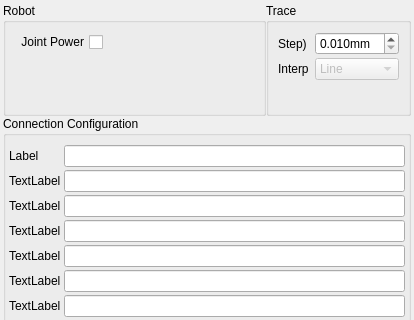
ww4u/megarobostudio, file source/wnd/ui/robocompref.ui: the form before one commit; both pictures show x 0 to 414 and y 0 to 320 of the 414 by 536 pixel window.
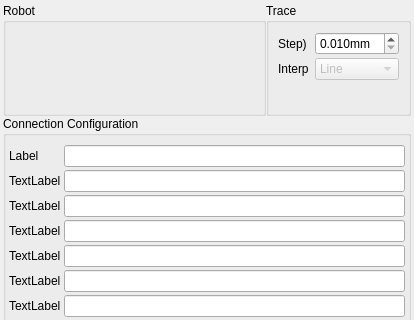
The form after the commit. Custom widgets are drawn as their Qt base class.

Patch:
```diff
--- a/source/wnd/ui/robocompref.ui
+++ b/source/wnd/ui/robocompref.ui
@@ -62,31 +62,8 @@
          <number>3</number>
         </property>
         <item row="0" column="0">
-         <widget class="QCheckBox" name="chkEn">
-          <property name="layoutDirection">
-           <enum>Qt::RightToLeft</enum>
-          </property>
-          <property name="text">
-           <string>Joint Power</string>
-          </property>
-         </widget>
-        </item>
-        <item row="1" column="0">
          <widget class="RobotAddr" name="widget" native="true"/>
         </item>
-        <item row="0" column="1">
-         <spacer name="horizontalSpacer">
-          <property name="orientation">
-           <enum>Qt::Horizontal</enum>
-          </property>
-          <property name="sizeHint" stdset="0">
-           <size>
-            <width>40</width>
-            <height>20</height>
-           </size>
-          </property>
-         </spacer>
-        </item>
        </layout>
       </widget>
      </item>
```
